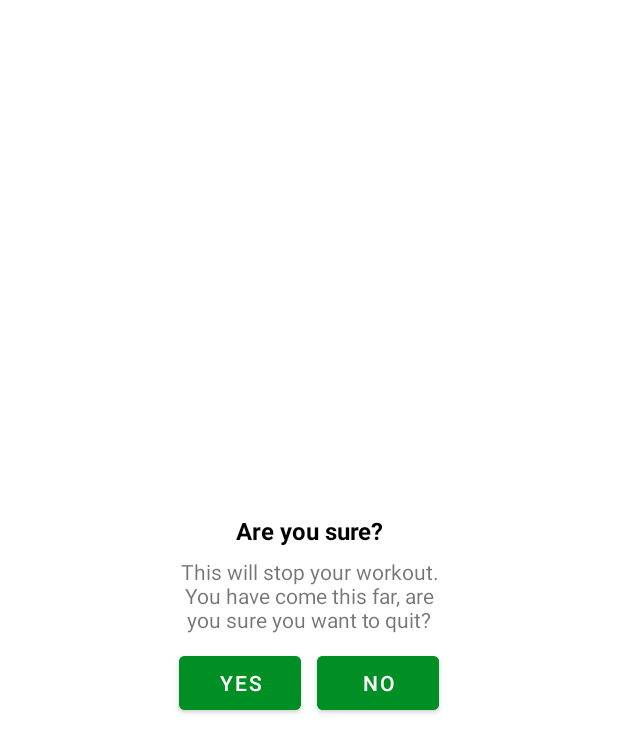
After one commit to a-valitov/SevenMinuteWorkout, an Android app: the layout dialog_custom_are_you_sure.xml on its own in the app's theme, with its tools: preview values and no code run, on a phone screen of 412 x 824 dp. The commit adds this screen. Shown: the top 753 px of the screen. Run offline under Robolectric (Android 15) with nearby library versions, the phone set to English and light mode, and no system bars.

Commit message:
Dialog to exit exercizes realized

```diff
--- a/app/src/main/java/com/avalitov/a7minuteworkout/ExerciseActivity.kt
+++ b/app/src/main/java/com/avalitov/a7minuteworkout/ExerciseActivity.kt
@@ -1,5 +1,6 @@
 package com.avalitov.a7minuteworkout
 
+import android.app.Dialog
 import android.media.MediaPlayer
 import androidx.appcompat.app.AppCompatActivity
 import android.os.Bundle
@@ -25,6 +26,10 @@ lateinit var ivImage : ImageView
 lateinit var tvExerciseName : TextView
 lateinit var tvUpcomingExercise : TextView
 lateinit var rvExerciseStatus : RecyclerView
+
+lateinit var mAreYouSureDialog: Dialog
+lateinit var btnSureYes : Button
+lateinit var btnSureNo : Button
 
 class ExerciseActivity : AppCompatActivity(), TextToSpeech.OnInitListener {
 
@@ -112,6 +117,12 @@ class ExerciseActivity : AppCompatActivity(), TextToSpeech.OnInitListener {
         }
 
         super.onDestroy()
+    }
+
+    override fun onBackPressed() {
+        showAreYouSureDialog()
+//        restTimer?.cancel()
+//        exerciseTimer?.cancel()
     }
 
     private fun setRestProgressBar(){
@@ -216,4 +227,31 @@ class ExerciseActivity : AppCompatActivity(), TextToSpeech.OnInitListener {
         rvExerciseStatus.adapter = exerciseAdapter
     }
 
+
+    private fun showAreYouSureDialog() {
+        mAreYouSureDialog = Dialog(this@ExerciseActivity)
+        mAreYouSureDialog.setContentView(R.layout.dialog_custom_are_you_sure)
+
+        btnSureNo = mAreYouSureDialog.findViewById(R.id.btn_sure_no)
+        btnSureYes = mAreYouSureDialog.findViewById(R.id.btn_sure_yes)
+
+
+        btnSureYes.setOnClickListener(){
+            dismissAreYouSureDialog()
+            super.onBackPressed()
+            //finish()
+        }
+
+        btnSureNo.setOnClickListener(){
+            //TODO: Pause a timer while the dialog is showing?
+            dismissAreYouSureDialog()
+        }
+
+        mAreYouSureDialog.show()
+    }
+
+    private fun dismissAreYouSureDialog() {
+        mAreYouSureDialog.dismiss()
+    }
+
 }
--- /dev/null
+++ b/app/src/main/res/layout/dialog_custom_are_you_sure.xml
@@ -0,0 +1,60 @@
+<?xml version="1.0" encoding="utf-8"?>
+<LinearLayout
+    xmlns:android="http://schemas.android.com/apk/res/android" android:layout_width="200dp"
+    android:layout_height="wrap_content"
+    android:orientation="vertical"
+    android:layout_gravity="center"
+    android:padding="8dp"
+    >
+
+    <TextView
+        android:layout_width="match_parent"
+        android:layout_height="wrap_content"
+        android:textAlignment="center"
+        android:textColor="@color/black"
+        android:textStyle="bold"
+        android:textSize="16sp"
+        android:text="@string/are_you_sure_title"
+        android:layout_marginTop="3dp"
+        android:layout_marginBottom="3dp"
+        />
+
+    <TextView
+        android:layout_width="match_parent"
+        android:layout_height="wrap_content"
+        android:textAlignment="center"
+        android:text="@string/are_you_sure_text"
+        android:layout_marginTop="3dp"
+        android:layout_marginBottom="3dp"
+        />
+
+    <LinearLayout
+        android:layout_width="match_parent"
+        android:layout_height="wrap_content"
+        android:orientation="horizontal">
+
+        <Button
+            android:id="@+id/btn_sure_yes"
+            android:layout_width="match_parent"
+            android:layout_height="wrap_content"
+            android:layout_weight="1"
+            android:layout_margin="5dp"
+            android:backgroundTint="@color/colorAccent"
+            android:text="@string/yes"
+            android:textColor="@color/white">
+        </Button>
+
+        <Button
+            android:id="@+id/btn_sure_no"
+            android:layout_width="match_parent"
+            android:layout_height="wrap_content"
+            android:layout_weight="1"
+            android:layout_margin="5dp"
+            android:backgroundTint="@color/colorAccent"
+            android:text="@string/no"
+            android:textColor="@color/white">
+        </Button>
+
+    </LinearLayout>
+
+</LinearLayout>
--- a/app/src/main/res/values/strings.xml
+++ b/app/src/main/res/values/strings.xml
@@ -4,4 +4,10 @@
     <string name="image">image</string>
     <string name="str_start">START</string>
 
+    <string name="are_you_sure_title">Are you sure?</string>
+    <string name="are_you_sure_text">This will stop your workout. You have come this far, are you sure you want to quit?</string>
+
+    <string name="yes">YES</string>
+    <string name="no">NO</string>
+
 </resources>
```
